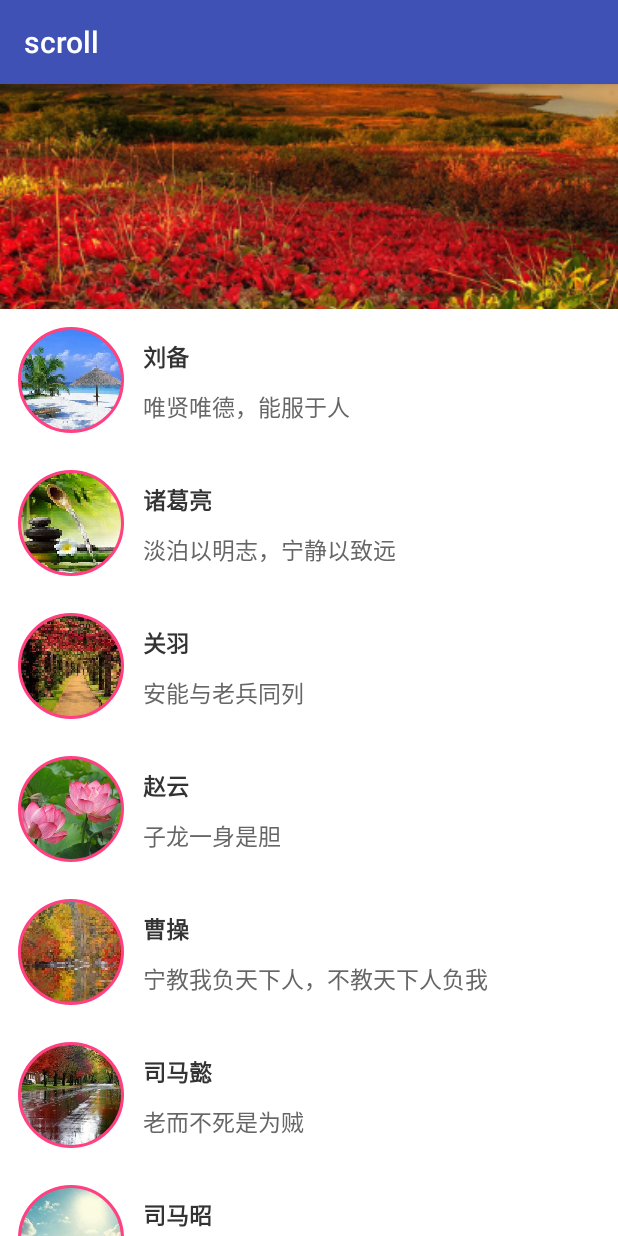
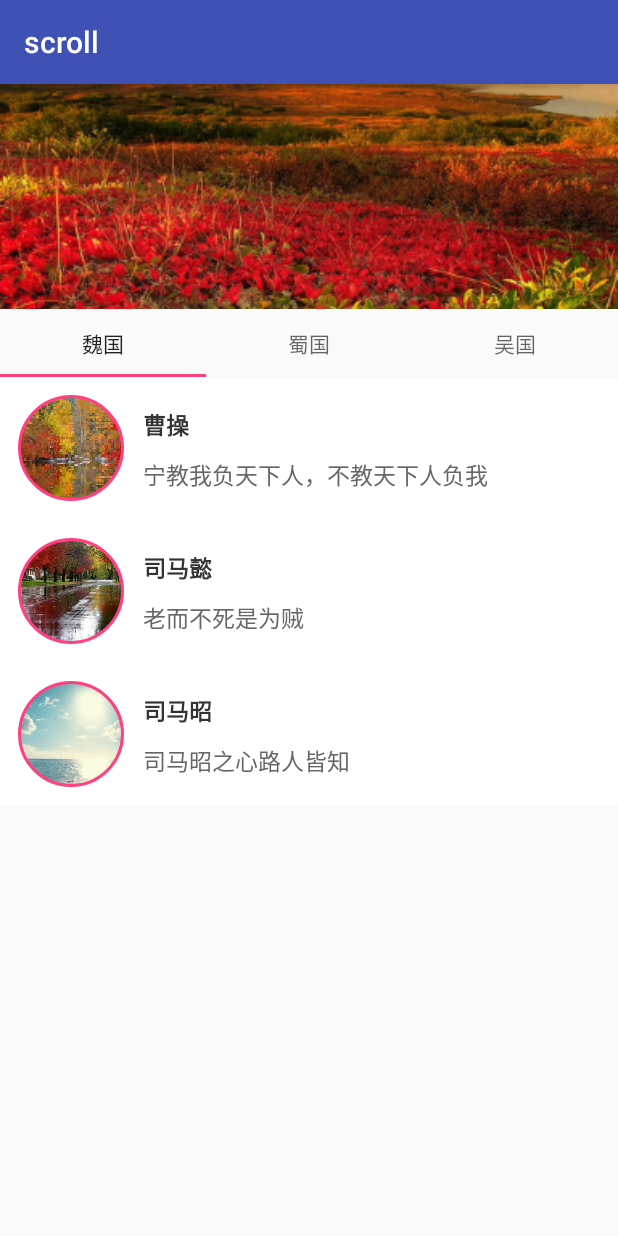
Before and after one commit to 744719042/scroll, an Android app: the NestedScrollActivity screen opened directly, with no data from a screen before it, on a phone screen of 412 x 824 dp. Run offline under Robolectric (Android 15) with nearby library versions, the phone set to English and light mode, and no system bars; our stand-ins replace CircleImageView.

Commit message:
完善嵌套滑动功能

```diff
--- a/app/build.gradle
+++ b/app/build.gradle
@@ -25,6 +25,8 @@ dependencies {
         exclude group: 'com.android.support', module: 'support-annotations'
     })
     compile 'com.android.support:appcompat-v7:25.3.1'
+    compile 'com.android.support:design:25.3.1'
     testCompile 'junit:junit:4.12'
     compile 'com.android.support.constraint:constraint-layout:1.0.2'
+    compile 'com.android.support:support-v4:25.3.1'
 }
--- a/app/src/main/java/com/example/scroll/MainActivity.java
+++ b/app/src/main/java/com/example/scroll/MainActivity.java
@@ -11,7 +11,6 @@ public class MainActivity extends AppCompatActivity implements View.OnClickListe
     private Button multi;
     private Button helper;
     private Button scroll;
-    private Button nestedScroll;
     private Button nested;
 
     @Override
--- a/app/src/main/java/com/example/scroll/NestedScrollActivity.java
+++ b/app/src/main/java/com/example/scroll/NestedScrollActivity.java
@@ -1,19 +1,51 @@
 package com.example.scroll;
 
+import android.support.design.widget.TabLayout;
+import android.support.v4.app.Fragment;
+import android.support.v4.app.FragmentStatePagerAdapter;
+import android.support.v4.view.ViewPager;
 import android.support.v7.app.AppCompatActivity;
 import android.os.Bundle;
 import android.widget.ListView;
 
 import com.example.scroll.adapter.UserListAdapter;
+import com.example.scroll.model.User;
 import com.example.scroll.utils.CommonUtils;
 
+import java.util.ArrayList;
+import java.util.List;
+
 public class NestedScrollActivity extends AppCompatActivity {
-    private ListView listView;
+    private TabLayout tabLayout;
+    private ViewPager viewPager;
+    private List<Fragment> mFragments = new ArrayList<>();
+    private String[] states = new String[] { "魏国", "蜀国", "吴国" };
     @Override
     protected void onCreate(Bundle savedInstanceState) {
         super.onCreate(savedInstanceState);
         setContentView(R.layout.activity_nested_scroll);
-        listView = (ListView) findViewById(R.id.listView);
-        listView.setAdapter(new UserListAdapter(this));
+        viewPager = (ViewPager) findViewById(R.id.viewpager);
+        tabLayout = (TabLayout) findViewById(R.id.tab);
+        tabLayout.setupWithViewPager(viewPager);
+        mFragments.add(UserFragment.newInstance(UserFragment.WEI));
+        mFragments.add(UserFragment.newInstance(UserFragment.SHU));
+        mFragments.add(UserFragment.newInstance(UserFragment.WU));
+
+        viewPager.setAdapter(new FragmentStatePagerAdapter(getSupportFragmentManager()) {
+            @Override
+            public Fragment getItem(int position) {
+                return mFragments.get(position);
+            }
+
+            @Override
+            public int getCount() {
+                return mFragments.size();
+            }
+
+            @Override
+            public CharSequence getPageTitle(int position) {
+                return states[position];
+            }
+        });
     }
 }
--- /dev/null
+++ b/app/src/main/java/com/example/scroll/UserFragment.java
@@ -0,0 +1,104 @@
+package com.example.scroll;
+
+
+import android.content.Context;
+import android.os.Bundle;
+import android.support.annotation.Nullable;
+import android.support.v4.app.Fragment;
+import android.view.LayoutInflater;
+import android.view.View;
+import android.view.ViewGroup;
+import android.widget.Button;
+import android.widget.ListView;
+
+import com.example.scroll.adapter.UserListAdapter;
+import com.example.scroll.model.User;
+
+import java.util.ArrayList;
+import java.util.List;
+
+public class UserFragment extends Fragment {
+    public static final String ARG_STATE = "arg_state";
+    public static final String WEI = "wei";
+    public static final String SHU = "shu";
+    public static final String WU = "wu";
+
+    private String state;
+    private ListView listView;
+
+    public UserFragment() {
+        // Required empty public constructor
+    }
+
+    public static Fragment newInstance(String state) {
+        UserFragment fragment = new UserFragment();
+        Bundle args = new Bundle();
+        args.putString(ARG_STATE, state);
+        fragment.setArguments(args);
+        return fragment;
+    }
+
+    @Override
+    public void onAttach(Context context) {
+        super.onAttach(context);
+        state = getArguments().getString(ARG_STATE);
+    }
+
+    @Override
+    public View onCreateView(LayoutInflater inflater, ViewGroup container,
+                             Bundle savedInstanceState) {
+        // Inflate the layout for this fragment
+        return inflater.inflate(R.layout.fragment_user, container, false);
+    }
+
+    @Override
+    public void onViewCreated(View view, @Nullable Bundle savedInstanceState) {
+        super.onViewCreated(view, savedInstanceState);
+        listView = (ListView) view.findViewById(R.id.listView);
+        UserListAdapter adapter = null;
+        if (WEI.equalsIgnoreCase(state)) {
+            adapter = new UserListAdapter(getContext(), wei);
+        } else if (SHU.equalsIgnoreCase(state)) {
+            adapter = new UserListAdapter(getContext(), shu);
+        } else {
+            adapter = new UserListAdapter(getContext(), wu);
+        }
+        listView.setAdapter(adapter);
+    }
+
+    public static List<User> wei = new ArrayList<User>() {
+        {
+            add(new User(R.drawable.lake, "曹操", "宁教我负天下人，不教天下人负我"));
+            add(new User(R.drawable.rain, "司马懿", "老而不死是为贼"));
+            add(new User(R.drawable.sea, "司马昭", "司马昭之心路人皆知"));
+        }
+    };
+
+    public static List<User> shu = new ArrayList<User>() {
+        {
+            add(new User(R.drawable.beach, "刘备", "唯贤唯德，能服于人"));
+            add(new User(R.drawable.road, "刘禅", "此间乐，不思蜀"));
+            add(new User(R.drawable.bamboo, "诸葛亮", "淡泊以明志，宁静以致远"));
+            add(new User(R.drawable.blue, "关羽", "安能与老兵同列"));
+            add(new User(R.drawable.flower, "张飞", "燕人张翼德在此"));
+            add(new User(R.drawable.river, "赵云", "子龙一身是胆"));
+            add(new User(R.drawable.rain, "马超", "前者着红袍者曹超"));
+            add(new User(R.drawable.beach, "黄忠", "廉颇老矣，尚能饭否"));
+            add(new User(R.drawable.lake, "魏延", "脑后有反骨，其后必反"));
+        }
+    };
+
+    public static List<User> wu = new ArrayList<User>() {
+        {
+            add(new User(R.drawable.moon, "孙策", "江东小霸王"));
+            add(new User(R.drawable.blue, "孙权", "生子当如孙仲谋"));
+            add(new User(R.drawable.peach, "周瑜", "既生瑜何生亮"));
+            add(new User(R.drawable.pool, "鲁肃", "忠厚长者"));
+            add(new User(R.drawable.beach, "吕蒙", "士别三日当刮目相待"));
+            add(new User(R.drawable.flower, "陆逊", "火烧联营七百里"));
+            add(new User(R.drawable.rain, "太史慈", "一员虎将"));
+            add(new User(R.drawable.river, "甘宁", "锦帆贼"));
+        }
+    };
+
+}
--- a/app/src/main/java/com/example/scroll/adapter/UserListAdapter.java
+++ b/app/src/main/java/com/example/scroll/adapter/UserListAdapter.java
@@ -22,10 +22,17 @@ import java.util.List;
 public class UserListAdapter extends BaseAdapter {
     private Context context;
     private LayoutInflater inflater;
+    private List<User> data;
 
     public UserListAdapter(Context context) {
         this.context = context;
         this.inflater = LayoutInflater.from(context);
+        this.data = users;
+    }
+
+    public UserListAdapter(Context context, List<User> users) {
+        this(context);
+        this.data = users;
     }
 
     public static List<User> users = new ArrayList<User>() {
@@ -45,12 +52,12 @@ public class UserListAdapter extends BaseAdapter {
 
     @Override
     public int getCount() {
-        return users.size();
+        return data.size();
     }
 
     @Override
     public User getItem(int position) {
-        return users.get(position);
+        return data.get(position);
     }
 
     @Override
--- a/app/src/main/java/com/example/scroll/widget/NestedParentLayout.java
+++ b/app/src/main/java/com/example/scroll/widget/NestedParentLayout.java
@@ -5,6 +5,7 @@ import android.support.annotation.NonNull;
 import android.support.annotation.Nullable;
 import android.support.v4.view.NestedScrollingParent;
 import android.support.v4.view.NestedScrollingParentHelper;
+import android.support.v4.view.ViewPager;
 import android.util.AttributeSet;
 import android.util.Log;
 import android.view.View;
@@ -21,7 +22,7 @@ import com.example.scroll.utils.CommonUtils;
 
 public class NestedParentLayout extends LinearLayout implements NestedScrollingParent {
     private static final String TAG = "NestedParentLayout";
-    private ListView listView;
+    private ViewPager viewPager;
     private Scroller mScroller;
 
     private int mTopViewHeight;
@@ -49,7 +50,7 @@ public class NestedParentLayout extends LinearLayout implements NestedScrollingP
     @Override
     protected void onFinishInflate() {
         super.onFinishInflate();
-        listView = (ListView) findViewById(R.id.listView);
+        viewPager = (ViewPager) findViewById(R.id.viewpager);
     }
 
     @Override
@@ -60,7 +61,7 @@ public class NestedParentLayout extends LinearLayout implements NestedScrollingP
     @Override
     protected void onMeasure(int widthMeasureSpec, int heightMeasureSpec) {
         int height = MeasureSpec.getSize(heightMeasureSpec);
-        listView.getLayoutParams().height = height;
+        viewPager.getLayoutParams().height = height - CommonUtils.dp2px(45);
         super.onMeasure(widthMeasureSpec, heightMeasureSpec);
     }
 
--- a/app/src/main/res/layout/activity_nested_scroll.xml
+++ b/app/src/main/res/layout/activity_nested_scroll.xml
@@ -14,11 +14,19 @@
         android:layout_width="match_parent"
         android:layout_height="150dp" />
 
-    <com.example.scroll.widget.MyListView
-        android:id="@+id/listView"
+
+    <android.support.design.widget.TabLayout
+        android:id="@+id/tab"
         android:layout_width="match_parent"
-        android:layout_height="600dp">
+        android:layout_height="45dp">
 
-    </com.example.scroll.widget.MyListView>
+    </android.support.design.widget.TabLayout>
+
+    <android.support.v4.view.ViewPager
+        android:id="@+id/viewpager"
+        android:layout_width="match_parent"
+        android:layout_height="match_parent">
+
+    </android.support.v4.view.ViewPager>
 
 </com.example.scroll.widget.NestedParentLayout>
--- /dev/null
+++ b/app/src/main/res/layout/fragment_user.xml
@@ -0,0 +1,14 @@
+<FrameLayout xmlns:android="http://schemas.android.com/apk/res/android"
+    xmlns:tools="http://schemas.android.com/tools"
+    android:layout_width="match_parent"
+    android:layout_height="match_parent"
+    tools:context="com.example.scroll.UserFragment">
+
+    <com.example.scroll.widget.MyListView
+        android:id="@+id/listView"
+        android:layout_width="match_parent"
+        android:layout_height="match_parent">
+
+    </com.example.scroll.widget.MyListView>
+
+</FrameLayout>
--- a/app/src/main/res/values/strings.xml
+++ b/app/src/main/res/values/strings.xml
@@ -3,4 +3,7 @@
     <string name="move_me">移动我</string>
     <string name="location">x = %d, y = %d</string>
     <string name="move_me2">移动我2</string>
+
+    <!-- TODO: Remove or change this placeholder text -->
+    <string name="hello_blank_fragment">Hello blank fragment</string>
 </resources>
```
